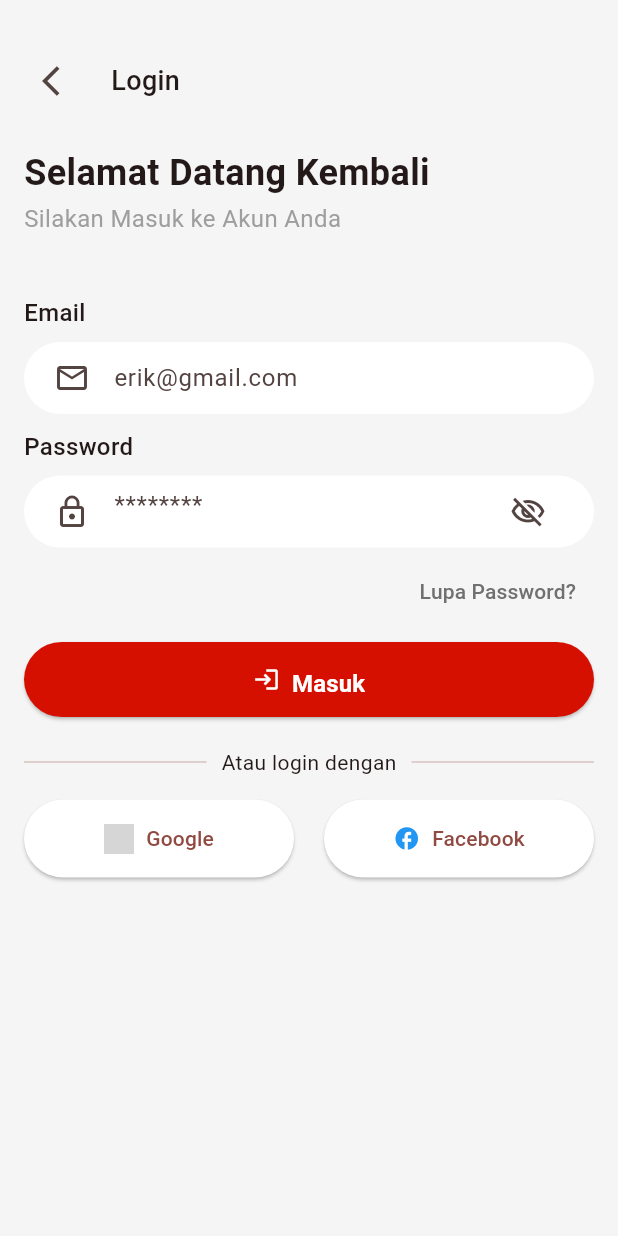
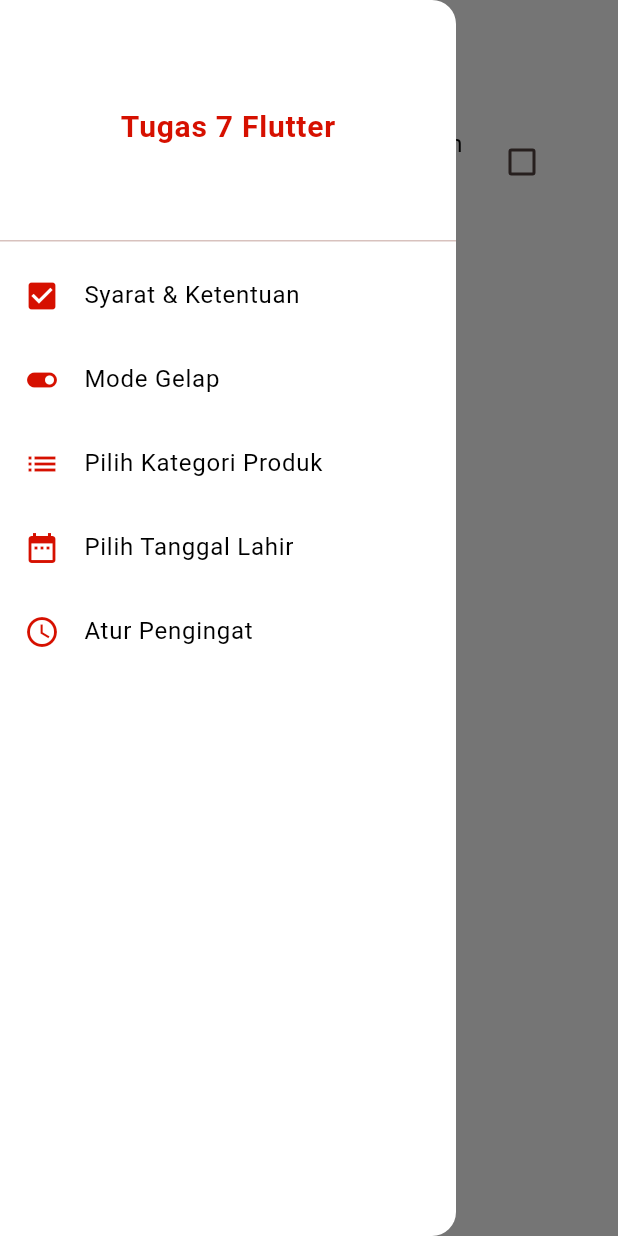
Before and after one commit to ErikKlaus/training_flutter, a Flutter app: the screen it shows after launch, with the side drawer open (before the commit the screen has no drawer), on a phone screen of 412 x 824 dp. Run offline on Flutter 3.47's test engine with Material 3 defaults, Android fonts, the phone set to English and light mode, and no system bars; grey boxes are pictures that could not be loaded.

Commit message:
Tugas 7 Flutter

```diff
--- a/lib/main.dart
+++ b/lib/main.dart
@@ -7,6 +7,7 @@
 import 'package:training_flutter/tugas_4/tugas4.dart';
 import 'package:training_flutter/tugas_5/tugas5.dart';
 import 'package:training_flutter/tugas_6/tugas6hal1.dart';
+import 'package:training_flutter/tugas_7/tugas7.dart';
 
 void main() {
   runApp(const MyApp());
@@ -40,7 +41,7 @@
           seedColor: const Color.fromARGB(255, 179, 16, 16),
         ),
       ),
-      home: const Tugas6hal1(),
+      home: tugas7(),
     );
   }
 }
--- /dev/null
+++ b/lib/tugas_7/tugas7.dart
@@ -0,0 +1,227 @@
+import 'package:flutter/material.dart';
+
+void main() {
+  runApp(MaterialApp(debugShowCheckedModeBanner: false, home: tugas7()));
+}
+
+class tugas7 extends StatefulWidget {
+  @override
+  State<tugas7> createState() => _tugas7State();
+}
+
+class _tugas7State extends State<tugas7> {
+  String menu = "Syarat & Ketentuan";
+  bool isChecked = false;
+  bool isDark = false;
+  String kategori = "Elektronik";
+  DateTime? tanggal;
+  TimeOfDay? jam;
+
+  final Color primary = const Color(0xFFD61000);
+  final Color accent = const Color.fromARGB(255, 0, 0, 0);
+
+  @override
+  Widget build(BuildContext context) {
+    return Scaffold(
+      backgroundColor: isDark ? Colors.black : Colors.white,
+      appBar: AppBar(
+        backgroundColor: Colors.white,
+        elevation: 0,
+        iconTheme: IconThemeData(color: accent),
+        title: Text(
+          menu,
+          style: TextStyle(color: primary, fontWeight: FontWeight.bold),
+        ),
+      ),
+      drawer: Drawer(
+        backgroundColor: Colors.white,
+        child: ListView(
+          children: [
+            DrawerHeader(
+              child: Center(
+                child: Text(
+                  "Tugas 7 Flutter",
+                  style: TextStyle(
+                    color: primary,
+                    fontSize: 20,
+                    fontWeight: FontWeight.bold,
+                  ),
+                ),
+              ),
+            ),
+            item(Icons.check_box, "Syarat & Ketentuan"),
+            item(Icons.toggle_on, "Mode Gelap"),
+            item(Icons.list, "Pilih Kategori Produk"),
+            item(Icons.date_range, "Pilih Tanggal Lahir"),
+            item(Icons.access_time, "Atur Pengingat"),
+          ],
+        ),
+      ),
+      body: Padding(
+        padding: const EdgeInsets.all(20),
+        child: Column(
+          crossAxisAlignment: CrossAxisAlignment.start,
+          children: [
+            content(),
+            const SizedBox(height: 20),
+            Text(
+              hasil(),
+              style: TextStyle(
+                fontSize: 16,
+                fontWeight: FontWeight.w600,
+                color: isDark ? Colors.white : accent,
+              ),
+            ),
+          ],
+        ),
+      ),
+    );
+  }
+
+  Widget item(IconData icon, String title) {
+    return ListTile(
+      leading: Icon(icon, color: primary),
+      title: Text(title, style: TextStyle(color: accent)),
+      onTap: () {
+        setState(() => menu = title);
+        Navigator.pop(context);
+      },
+    );
+  }
+
+  Widget content() {
+    if (menu == "Syarat & Ketentuan") {
+      return CheckboxListTile(
+        activeColor: primary,
+        title: Text(
+          "Saya menyetujui semua persyaratan yang berlaku",
+          style: TextStyle(color: isDark ? Colors.white : accent),
+        ),
+        value: isChecked,
+        onChanged: (v) => setState(() => isChecked = v!),
+      );
+    }
+
+    if (menu == "Mode Gelap") {
+      return SwitchListTile(
+        activeColor: primary,
+        title: Text(
+          "Aktifkan Mode Gelap",
+          style: TextStyle(color: isDark ? Colors.white : accent),
+        ),
+        value: isDark,
+        onChanged: (v) => setState(() => isDark = v),
+      );
+    }
+
+    if (menu == "Pilih Kategori Produk") {
+      return DropdownButtonFormField<String>(
+        value: kategori,
+        decoration: InputDecoration(
+          labelText: "Pilih Kategori Produk",
+          enabledBorder: OutlineInputBorder(
+            borderSide: BorderSide(color: accent),
+          ),
+          focusedBorder: OutlineInputBorder(
+            borderSide: BorderSide(color: primary, width: 2),
+          ),
+        ),
+        items: [
+          "Elektronik",
+          "Pakaian",
+          "Makanan",
+          "Lainnya",
+        ].map((e) => DropdownMenuItem(value: e, child: Text(e))).toList(),
+        onChanged: (v) => setState(() => kategori = v!),
+      );
+    }
+
+    if (menu == "Pilih Tanggal Lahir") {
+      return OutlinedButton.icon(
+        style: OutlinedButton.styleFrom(
+          side: BorderSide(color: accent),
+          foregroundColor: accent,
+        ),
+        icon: Icon(Icons.calendar_today),
+        label: Text("Pilih Tanggal Lahir"),
+        onPressed: () async {
+          final p = await showDatePicker(
+            context: context,
+            initialDate: DateTime.now(),
+            firstDate: DateTime(1900),
+            lastDate: DateTime(2100),
+          );
+          if (p != null) setState(() => tanggal = p);
+        },
+      );
+    }
+
+    if (menu == "Atur Pengingat") {
+      return OutlinedButton.icon(
+        style: OutlinedButton.styleFrom(
+          side: BorderSide(color: accent),
+          foregroundColor: accent,
+        ),
+        icon: Icon(Icons.access_time),
+        label: Text("Pilih Waktu Pengingat"),
+        onPressed: () async {
+          final p = await showTimePicker(
+            context: context,
+            initialTime: TimeOfDay.now(),
+          );
+          if (p != null) setState(() => jam = p);
+        },
+      );
+    }
+
+    return Container();
+  }
+
+  String hasil() {
+    if (menu == "Syarat & Ketentuan") {
+      return isChecked
+          ? "Lanjutkan pendaftaran diperbolehkan"
+          : "Anda belum bisa melanjutkan";
+    }
+
+    if (menu == "Mode Gelap") {
+      return isDark ? "Mode Gelap Aktif" : "Mode Terang Aktif";
+    }
+
+    if (menu == "Pilih Kategori Produk") {
+      return "Anda memilih kategori: $kategori";
+    }
+
+    if (menu == "Pilih Tanggal Lahir" && tanggal != null) {
+      return "Tanggal Lahir: ${tanggal!.day} ${namaBulan(tanggal!.month)} ${tanggal!.year}";
+    }
+
+    if (menu == "Atur Pengingat" && jam != null) {
+      final h = jam!.hourOfPeriod == 0 ? 12 : jam!.hourOfPeriod;
+      final m = jam!.minute.toString().padLeft(2, '0');
+      final p = jam!.period == DayPeriod.am ? "AM" : "PM";
+      return "Pengingat diatur pukul: $h:$m $p";
+    }
+
+    return "";
+  }
+
+  String namaBulan(int bulan) {
+    const list = [
+      "",
+      "Januari",
+      "Februari",
+      "Maret",
+      "April",
+      "Mei",
+      "Juni",
+      "Juli",
+      "Agustus",
+      "September",
+      "Oktober",
+      "November",
+      "Desember",
+    ];
+    return list[bulan];
+  }
+}
```
